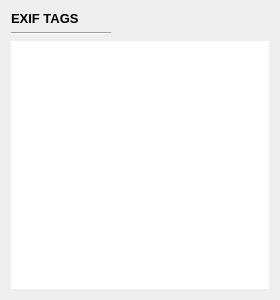
The window that qimgv/gui/overlays/imageinfooverlay.ui (do-i/thumbgrid) describes before a commit, drawn with Qt 5.
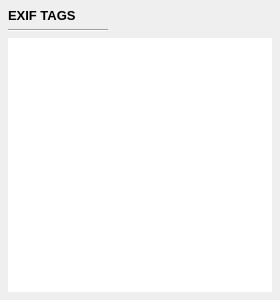
The same window after the commit.

Commit message: tweak various borders & margins; tweak light theme

The edit to the form file:
```diff
--- a/qimgv/gui/overlays/imageinfooverlay.ui
+++ b/qimgv/gui/overlays/imageinfooverlay.ui
@@ -34,10 +34,23 @@
    <string notr="true"/>
   </property>
   <layout class="QVBoxLayout" name="verticalLayout">
+   <property name="leftMargin">
+    <number>8</number>
+   </property>
+   <property name="topMargin">
+    <number>8</number>
+   </property>
+   <property name="rightMargin">
+    <number>8</number>
+   </property>
+   <property name="bottomMargin">
+    <number>8</number>
+   </property>
    <item>
     <widget class="QLabel" name="label">
      <property name="font">
       <font>
+       <pointsize>10</pointsize>
        <weight>75</weight>
        <bold>true</bold>
       </font>
```
The commit also changes 11 other files.
